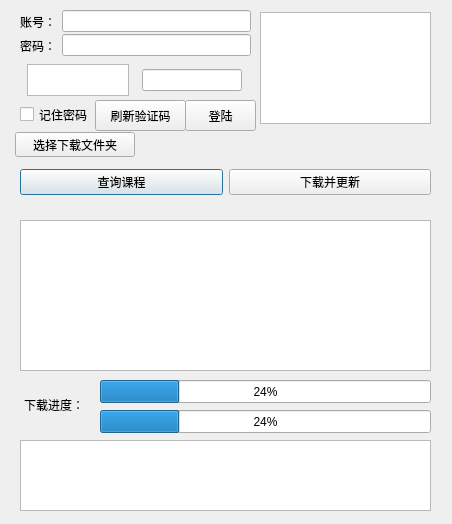
The window that dialog.ui (wujiahao15/UCAS_AutoDownload) describes before a commit, drawn with Qt 5.
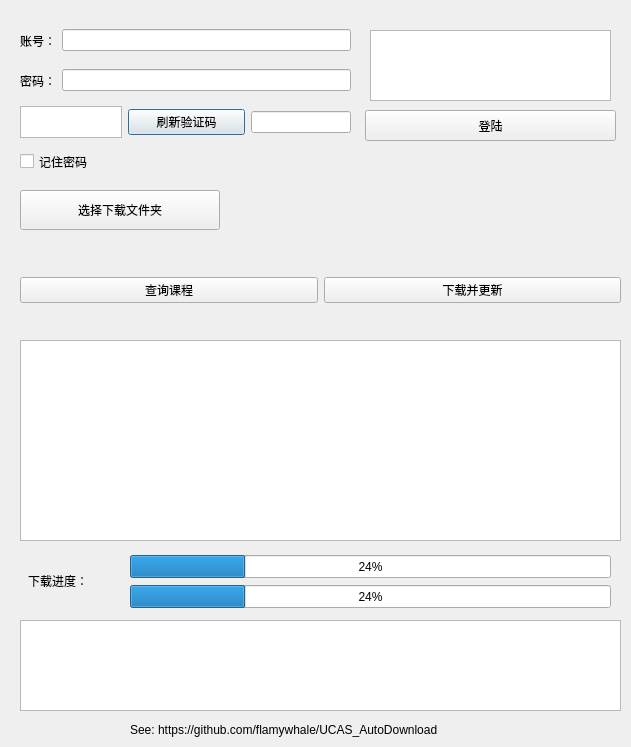
The same window after the commit.

```diff
--- a/dialog.ui
+++ b/dialog.ui
@@ -6,8 +6,8 @@
    <rect>
     <x>0</x>
     <y>0</y>
-    <width>452</width>
-    <height>524</height>
+    <width>631</width>
+    <height>747</height>
    </rect>
   </property>
   <property name="windowTitle">
@@ -17,9 +17,9 @@
    <property name="geometry">
     <rect>
      <x>20</x>
-     <y>10</y>
-     <width>231</width>
-     <height>23</height>
+     <y>20</y>
+     <width>331</width>
+     <height>41</height>
     </rect>
    </property>
    <layout class="QHBoxLayout" name="horizontalLayout">
@@ -39,9 +39,9 @@
    <property name="geometry">
     <rect>
      <x>20</x>
-     <y>30</y>
-     <width>231</width>
-     <height>31</height>
+     <y>60</y>
+     <width>331</width>
+     <height>41</height>
     </rect>
    </property>
    <layout class="QHBoxLayout" name="horizontalLayout_2">
@@ -60,20 +60,28 @@
   <widget class="QTextEdit" name="logInfo">
    <property name="geometry">
     <rect>
-     <x>260</x>
-     <y>12</y>
-     <width>171</width>
-     <height>112</height>
+     <x>370</x>
+     <y>30</y>
+     <width>241</width>
+     <height>71</height>
     </rect>
    </property>
+   <property name="font">
+    <font>
+     <pointsize>15</pointsize>
+    </font>
+   </property>
+   <property name="cursor" stdset="0">
+    <cursorShape>ForbiddenCursor</cursorShape>
+   </property>
   </widget>
   <widget class="QWidget" name="horizontalLayoutWidget_3">
    <property name="geometry">
     <rect>
      <x>20</x>
-     <y>60</y>
-     <width>231</width>
-     <height>41</height>
+     <y>100</y>
+     <width>331</width>
+     <height>44</height>
     </rect>
    </property>
    <layout class="QHBoxLayout" name="horizontalLayout_3">
@@ -87,6 +95,13 @@
       </property>
      </widget>
     </item>
+    <item>
+     <widget class="QPushButton" name="refreshCertCode">
+      <property name="text">
+       <string>刷新验证码</string>
+      </property>
+     </widget>
+    </item>
     <item>
      <widget class="QLineEdit" name="certCode">
       <property name="maximumSize">
@@ -106,17 +121,17 @@
    <property name="geometry">
     <rect>
      <x>20</x>
-     <y>220</y>
-     <width>411</width>
-     <height>151</height>
+     <y>340</y>
+     <width>601</width>
+     <height>201</height>
     </rect>
    </property>
   </widget>
   <widget class="QLabel" name="hintInfo">
    <property name="geometry">
     <rect>
-     <x>170</x>
-     <y>200</y>
+     <x>260</x>
+     <y>320</y>
      <width>121</width>
      <height>16</height>
     </rect>
@@ -129,8 +144,8 @@
    <property name="geometry">
     <rect>
      <x>20</x>
-     <y>162</y>
-     <width>411</width>
+     <y>270</y>
+     <width>601</width>
      <height>41</height>
     </rect>
    </property>
@@ -151,32 +166,19 @@
     </item>
    </layout>
   </widget>
-  <widget class="QPushButton" name="refreshCertCode">
-   <property name="geometry">
-    <rect>
-     <x>95</x>
-     <y>100</y>
-     <width>91</width>
-     <height>31</height>
-    </rect>
-   </property>
-   <property name="text">
-    <string>刷新验证码</string>
-   </property>
-  </widget>
   <widget class="QPushButton" name="choosePath">
    <property name="geometry">
     <rect>
-     <x>15</x>
-     <y>132</y>
-     <width>120</width>
-     <height>25</height>
+     <x>20</x>
+     <y>190</y>
+     <width>200</width>
+     <height>40</height>
     </rect>
    </property>
    <property name="maximumSize">
     <size>
-     <width>120</width>
-     <height>25</height>
+     <width>200</width>
+     <height>40</height>
     </size>
    </property>
    <property name="text">
@@ -186,9 +188,9 @@
   <widget class="QLabel" name="showPath">
    <property name="geometry">
     <rect>
-     <x>140</x>
-     <y>126</y>
-     <width>291</width>
+     <x>30</x>
+     <y>230</y>
+     <width>591</width>
      <height>41</height>
     </rect>
    </property>
@@ -200,7 +202,7 @@
    <property name="geometry">
     <rect>
      <x>20</x>
-     <y>103</y>
+     <y>150</y>
      <width>116</width>
      <height>23</height>
     </rect>
@@ -212,9 +214,9 @@
   <widget class="QPushButton" name="loginButton">
    <property name="geometry">
     <rect>
-     <x>185</x>
-     <y>100</y>
-     <width>71</width>
+     <x>365</x>
+     <y>110</y>
+     <width>251</width>
      <height>31</height>
     </rect>
    </property>
@@ -225,9 +227,9 @@
   <widget class="QProgressBar" name="progressBar">
    <property name="geometry">
     <rect>
-     <x>100</x>
-     <y>380</y>
-     <width>331</width>
+     <x>130</x>
+     <y>555</y>
+     <width>481</width>
      <height>23</height>
     </rect>
    </property>
@@ -239,19 +241,19 @@
    <property name="geometry">
     <rect>
      <x>20</x>
-     <y>440</y>
-     <width>411</width>
-     <height>71</height>
+     <y>620</y>
+     <width>601</width>
+     <height>91</height>
     </rect>
    </property>
   </widget>
   <widget class="QLabel" name="label_3">
    <property name="geometry">
     <rect>
-     <x>24</x>
-     <y>397</y>
-     <width>59</width>
-     <height>16</height>
+     <x>28</x>
+     <y>560</y>
+     <width>81</width>
+     <height>41</height>
     </rect>
    </property>
    <property name="text">
@@ -261,9 +263,9 @@
   <widget class="QProgressBar" name="subProgressBar">
    <property name="geometry">
     <rect>
-     <x>100</x>
-     <y>410</y>
-     <width>331</width>
+     <x>130</x>
+     <y>585</y>
+     <width>481</width>
      <height>23</height>
     </rect>
    </property>
@@ -271,6 +273,19 @@
     <number>24</number>
    </property>
   </widget>
+  <widget class="QLabel" name="label_4">
+   <property name="geometry">
+    <rect>
+     <x>130</x>
+     <y>720</y>
+     <width>351</width>
+     <height>20</height>
+    </rect>
+   </property>
+   <property name="text">
+    <string>See: https://github.com/flamywhale/UCAS_AutoDownload</string>
+   </property>
+  </widget>
  </widget>
  <resources/>
  <connections/>
```
